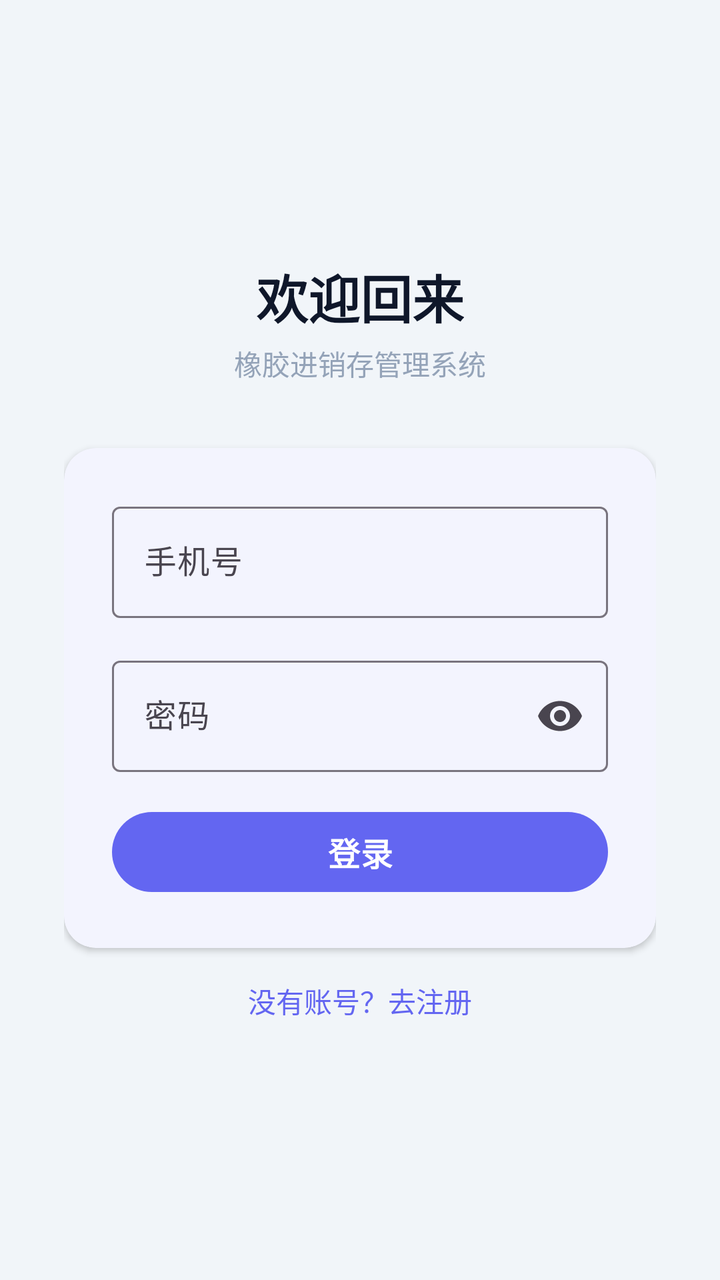
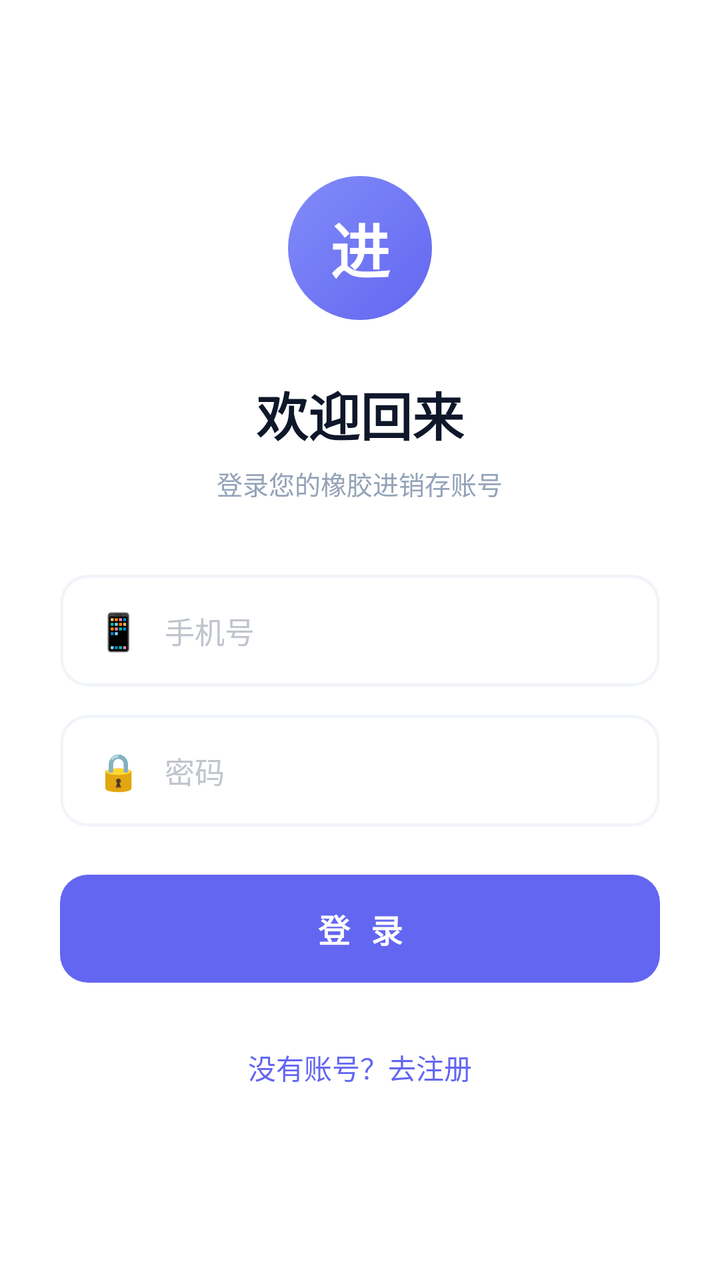

An Android layout rendered at two revisions. The XML below is the earlier revision; the diff shows what the commit changed to produce the second picture.
<!-- AndroidManifest.xml: application theme Theme.RubberShop -->
<!-- res/layout/fragment_auth.xml -->
<?xml version="1.0" encoding="utf-8"?>
<LinearLayout xmlns:android="http://schemas.android.com/apk/res/android"
    android:layout_width="match_parent"
    android:layout_height="match_parent"
    android:gravity="center"
    android:orientation="vertical"
    android:padding="32dp"
    android:background="@color/bg">

    <TextView
        android:id="@+id/tv_title"
        android:layout_width="wrap_content"
        android:layout_height="wrap_content"
        android:text="欢迎回来"
        android:textSize="26sp"
        android:textColor="@color/text_primary"
        android:textStyle="bold"
        android:layout_marginBottom="4dp" />

    <TextView
        android:layout_width="wrap_content"
        android:layout_height="wrap_content"
        android:text="橡胶进销存管理系统"
        android:textSize="14sp"
        android:textColor="@color/text_muted"
        android:layout_marginBottom="32dp" />

    <com.google.android.material.card.MaterialCardView
        android:layout_width="match_parent"
        android:layout_height="wrap_content"
        app:cardCornerRadius="16dp"
        app:cardElevation="2dp"
        app:strokeWidth="0dp"
        android:layout_marginBottom="16dp"
        xmlns:app="http://schemas.android.com/apk/res-auto">

        <LinearLayout
            android:layout_width="match_parent"
            android:layout_height="wrap_content"
            android:orientation="vertical"
            android:padding="24dp">

            <com.google.android.material.textfield.TextInputLayout
                android:layout_width="match_parent"
                android:layout_height="wrap_content"
                android:layout_marginBottom="16dp"
                android:hint="手机号"
                style="@style/Widget.Material3.TextInputLayout.OutlinedBox">

                <com.google.android.material.textfield.TextInputEditText
                    android:id="@+id/et_phone"
                    android:layout_width="match_parent"
                    android:layout_height="wrap_content"
                    android:inputType="phone" />
            </com.google.android.material.textfield.TextInputLayout>

            <com.google.android.material.textfield.TextInputLayout
                android:layout_width="match_parent"
                android:layout_height="wrap_content"
                android:layout_marginBottom="16dp"
                android:hint="密码"
                app:endIconMode="password_toggle"
                style="@style/Widget.Material3.TextInputLayout.OutlinedBox">

                <com.google.android.material.textfield.TextInputEditText
                    android:id="@+id/et_password"
                    android:layout_width="match_parent"
                    android:layout_height="wrap_content"
                    android:inputType="textPassword" />
            </com.google.android.material.textfield.TextInputLayout>

            <LinearLayout
                android:id="@+id/layout_register"
                android:layout_width="match_parent"
                android:layout_height="wrap_content"
                android:orientation="vertical"
                android:visibility="gone">

                <com.google.android.material.textfield.TextInputLayout
                    android:layout_width="match_parent"
                    android:layout_height="wrap_content"
                    android:layout_marginBottom="16dp"
                    android:hint="姓名（选填）"
                    style="@style/Widget.Material3.TextInputLayout.OutlinedBox">

                    <com.google.android.material.textfield.TextInputEditText
                        android:id="@+id/et_name"
                        android:layout_width="match_parent"
                        android:layout_height="wrap_content" />
                </com.google.android.material.textfield.TextInputLayout>
            </LinearLayout>

            <ProgressBar
                android:id="@+id/progress"
                android:layout_width="wrap_content"
                android:layout_height="wrap_content"
                android:layout_gravity="center"
                android:visibility="gone"
                android:layout_marginBottom="8dp" />

            <Button
                android:id="@+id/btn_submit"
                android:layout_width="match_parent"
                android:layout_height="48dp"
                android:text="登录"
                android:textSize="16sp"
                android:textStyle="bold"
                style="@style/Widget.App.Button" />
        </LinearLayout>
    </com.google.android.material.card.MaterialCardView>

    <TextView
        android:id="@+id/tv_toggle"
        android:layout_width="wrap_content"
        android:layout_height="wrap_content"
        android:text="没有账号？去注册"
        android:textColor="@color/primary"
        android:textSize="14sp" />
</LinearLayout>
<!-- resources referenced by this layout -->
<resources>
  <color name="bg">#F1F5F9</color>
  <color name="primary">#6366F1</color>
  <color name="text_muted">#94A3B8</color>
  <color name="text_primary">#0F172A</color>
  <style name="Widget.App.Button" parent="Widget.Material3.Button">
          <item name="android:textColor">@color/white</item>
          <item name="backgroundTint">@color/primary</item>
          <item name="android:textStyle">bold</item>
          <item name="android:textSize">15sp</item>
      </style>
  <style name="Theme.RubberShop" parent="Theme.Material3.Light.NoActionBar">
          <item name="colorPrimary">@color/primary</item>
          <item name="colorOnPrimary">@color/white</item>
          <item name="colorSecondary">@color/primary</item>
          <item name="colorOnSecondary">@color/white</item>
          <item name="android:colorBackground">@color/bg</item>
          <item name="colorSurface">@color/surface</item>
          <item name="colorOnSurface">@color/text_primary</item>
          <item name="android:statusBarColor">@color/primary_dark</item>
          <item name="android:navigationBarColor">@color/white</item>
          <item name="android:windowTranslucentStatus">false</item>
          <item name="android:windowTranslucentNavigation">false</item>
      </style>
  <color name="white">#FFFFFF</color>
  <color name="surface">#FFFFFF</color>
  <color name="primary_dark">#4F46E5</color>
</resources>

<!-- the commit's change to res/layout/fragment_auth.xml (unified diff, before → after) -->
@@ -1,119 +1,209 @@
 <?xml version="1.0" encoding="utf-8"?>
 <LinearLayout xmlns:android="http://schemas.android.com/apk/res/android"
+    xmlns:app="http://schemas.android.com/apk/res-auto"
     android:layout_width="match_parent"
     android:layout_height="match_parent"
-    android:gravity="center"
     android:orientation="vertical"
-    android:padding="32dp"
-    android:background="@color/bg">
-
-    <TextView
-        android:id="@+id/tv_title"
-        android:layout_width="wrap_content"
+    android:background="@color/white"
+    android:padding="24dp"
+    android:gravity="center">
+
+    <LinearLayout
+        android:layout_width="300dp"
         android:layout_height="wrap_content"
-        android:text="欢迎回来"
-        android:textSize="26sp"
-        android:textColor="@color/text_primary"
-        android:textStyle="bold"
-        android:layout_marginBottom="4dp" />
-
-    <TextView
-        android:layout_width="wrap_content"
-        android:layout_height="wrap_content"
-        android:text="橡胶进销存管理系统"
-        android:textSize="14sp"
-        android:textColor="@color/text_muted"
-        android:layout_marginBottom="32dp" />
-
-    <com.google.android.material.card.MaterialCardView
-        android:layout_width="match_parent"
-        android:layout_height="wrap_content"
-        app:cardCornerRadius="16dp"
-        app:cardElevation="2dp"
-        app:strokeWidth="0dp"
-        android:layout_marginBottom="16dp"
-        xmlns:app="http://schemas.android.com/apk/res-auto">
-
-        <LinearLayout
-            android:layout_width="match_parent"
-            android:layout_height="wrap_content"
-            android:orientation="vertical"
-            android:padding="24dp">
-
-            <com.google.android.material.textfield.TextInputLayout
-                android:layout_width="match_parent"
-                android:layout_height="wrap_content"
-                android:layout_marginBottom="16dp"
-                android:hint="手机号"
-                style="@style/Widget.Material3.TextInputLayout.OutlinedBox">
-
-                <com.google.android.material.textfield.TextInputEditText
+        android:orientation="vertical"
+        android:gravity="center_horizontal">
+
+        
+        <FrameLayout
+            android:layout_width="72dp"
+            android:layout_height="72dp"
+            android:background="@drawable/bg_circle_gradient"
+            android:layout_marginBottom="28dp">
+            <LinearLayout
+                android:layout_width="match_parent"
+                android:layout_height="match_parent"
+                android:gravity="center">
+                <TextView
+                    android:layout_width="wrap_content"
+                    android:layout_height="wrap_content"
+                    android:text="进"
+                    android:textColor="@color/white"
+                    android:textSize="30sp"
+                    android:textStyle="bold" />
+            </LinearLayout>
+        </FrameLayout>
+
+        <TextView
+            android:id="@+id/tv_title"
+            android:layout_width="wrap_content"
+            android:layout_height="wrap_content"
+            android:text="欢迎回来"
+            android:textColor="@color/text_primary"
+            android:textSize="26sp"
+            android:textStyle="bold"
+            android:layout_marginBottom="6dp" />
+
+        <TextView
+            android:layout_width="wrap_content"
+            android:layout_height="wrap_content"
+            android:text="登录您的橡胶进销存账号"
+            android:textColor="@color/text_muted"
+            android:textSize="13sp"
+            android:layout_marginBottom="36dp" />
+
+        
+        <com.google.android.material.card.MaterialCardView
+            android:layout_width="match_parent"
+            android:layout_height="wrap_content"
+            app:cardCornerRadius="14dp"
+            app:cardElevation="0dp"
+            app:strokeWidth="1.5dp"
+            app:strokeColor="@color/border_light"
+            android:layout_marginBottom="14dp">
+
+            <LinearLayout
+                android:layout_width="match_parent"
+                android:layout_height="56dp"
+                android:orientation="horizontal"
+                android:gravity="center_vertical"
+                android:paddingHorizontal="18dp">
+
+                <TextView
+                    android:layout_width="wrap_content"
+                    android:layout_height="wrap_content"
+                    android:text="📱"
+                    android:textSize="18sp"
+                    android:layout_marginEnd="12dp" />
+
+                <EditText
                     android:id="@+id/et_phone"
-                    android:layout_width="match_parent"
-                    android:layout_height="wrap_content"
-                    android:inputType="phone" />
-            </com.google.android.material.textfield.TextInputLayout>
-
-            <com.google.android.material.textfield.TextInputLayout
-                android:layout_width="match_parent"
-                android:layout_height="wrap_content"
-                android:layout_marginBottom="16dp"
-                android:hint="密码"
-                app:endIconMode="password_toggle"
-                style="@style/Widget.Material3.TextInputLayout.OutlinedBox">
-
-                <com.google.android.material.textfield.TextInputEditText
+                    android:layout_width="0dp"
+                    android:layout_height="match_parent"
+                    android:layout_weight="1"
+                    android:hint="手机号"
+                    android:inputType="phone"
+                    android:textSize="15sp"
+                    android:textColor="@color/text_primary"
+                    android:textColorHint="#c0c4cc"
+                    android:background="@null"
+                    android:maxLines="1" />
+            </LinearLayout>
+        </com.google.android.material.card.MaterialCardView>
+
+        
+        <com.google.android.material.card.MaterialCardView
+            android:layout_width="match_parent"
+            android:layout_height="wrap_content"
+            app:cardCornerRadius="14dp"
+            app:cardElevation="0dp"
+            app:strokeWidth="1.5dp"
+            app:strokeColor="@color/border_light"
+            android:layout_marginBottom="8dp">
+
+            <LinearLayout
+                android:layout_width="match_parent"
+                android:layout_height="56dp"
+                android:orientation="horizontal"
+                android:gravity="center_vertical"
+                android:paddingHorizontal="18dp">
+
+                <TextView
+                    android:layout_width="wrap_content"
+                    android:layout_height="wrap_content"
+                    android:text="🔒"
+                    android:textSize="18sp"
+                    android:layout_marginEnd="12dp" />
+
+                <EditText
                     android:id="@+id/et_password"
-                    android:layout_width="match_parent"
-                    android:layout_height="wrap_content"
-                    android:inputType="textPassword" />
-            </com.google.android.material.textfield.TextInputLayout>
-
-            <LinearLayout
-                android:id="@+id/layout_register"
-                android:layout_width="match_parent"
-                android:layout_height="wrap_content"
-                android:orientation="vertical"
-                android:visibility="gone">
-
-                <com.google.android.material.textfield.TextInputLayout
-                    android:layout_width="match_parent"
-                    android:layout_height="wrap_content"
-                    android:layout_marginBottom="16dp"
+                    android:layout_width="0dp"
+                    android:layout_height="match_parent"
+                    android:layout_weight="1"
+                    android:hint="密码"
+                    android:inputType="textPassword"
+                    android:textSize="15sp"
+                    android:textColor="@color/text_primary"
+                    android:textColorHint="#c0c4cc"
+                    android:background="@null"
+                    android:maxLines="1" />
+            </LinearLayout>
+        </com.google.android.material.card.MaterialCardView>
+
+        
+        <com.google.android.material.card.MaterialCardView
+            android:id="@+id/layout_register"
+            android:layout_width="match_parent"
+            android:layout_height="wrap_content"
+            app:cardCornerRadius="14dp"
+            app:cardElevation="0dp"
+            app:strokeWidth="1.5dp"
+            app:strokeColor="@color/border_light"
+            android:layout_marginBottom="8dp"
+            android:visibility="gone">
+
+            <LinearLayout
+                android:layout_width="match_parent"
+                android:layout_height="56dp"
+                android:orientation="horizontal"
+                android:gravity="center_vertical"
+                android:paddingHorizontal="18dp">
+
+                <TextView
+                    android:layout_width="wrap_content"
+                    android:layout_height="wrap_content"
+                    android:text="👤"
+                    android:textSize="18sp"
+                    android:layout_marginEnd="12dp" />
+
+                <EditText
+                    android:id="@+id/et_name"
+                    android:layout_width="0dp"
+                    android:layout_height="match_parent"
+                    android:layout_weight="1"
                     android:hint="姓名（选填）"
-                    style="@style/Widget.Material3.TextInputLayout.OutlinedBox">
-
-                    <com.google.android.material.textfield.TextInputEditText
-                        android:id="@+id/et_name"
-                        android:layout_width="match_parent"
-                        android:layout_height="wrap_content" />
-                </com.google.android.material.textfield.TextInputLayout>
-            </LinearLayout>
-
-            <ProgressBar
-                android:id="@+id/progress"
-                android:layout_width="wrap_content"
-                android:layout_height="wrap_content"
-                android:layout_gravity="center"
-                android:visibility="gone"
-                android:layout_marginBottom="8dp" />
-
-            <Button
-                android:id="@+id/btn_submit"
-                android:layout_width="match_parent"
-                android:layout_height="48dp"
-                android:text="登录"
-                android:textSize="16sp"
-                android:textStyle="bold"
-                style="@style/Widget.App.Button" />
-        </LinearLayout>
-    </com.google.android.material.card.MaterialCardView>
-
-    <TextView
-        android:id="@+id/tv_toggle"
-        android:layout_width="wrap_content"
-        android:layout_height="wrap_content"
-        android:text="没有账号？去注册"
-        android:textColor="@color/primary"
-        android:textSize="14sp" />
+                    android:textSize="15sp"
+                    android:textColor="@color/text_primary"
+                    android:textColorHint="#c0c4cc"
+                    android:background="@null"
+                    android:maxLines="1" />
+            </LinearLayout>
+        </com.google.android.material.card.MaterialCardView>
+
+        
+        <ProgressBar
+            android:id="@+id/progress"
+            android:layout_width="wrap_content"
+            android:layout_height="wrap_content"
+            android:visibility="gone"
+            android:indeterminateTint="@color/primary"
+            android:layout_marginVertical="8dp" />
+
+        
+        <Button
+            android:id="@+id/btn_submit"
+            android:layout_width="match_parent"
+            android:layout_height="54dp"
+            android:text="登 录"
+            android:textSize="16sp"
+            android:textStyle="bold"
+            android:textColor="@color/white"
+            android:background="@drawable/bg_btn_primary"
+            android:stateListAnimator="@null"
+            android:elevation="0dp"
+            android:layout_marginTop="16dp"
+            android:letterSpacing="0.2" />
+
+        
+        <TextView
+            android:id="@+id/tv_toggle"
+            android:layout_width="wrap_content"
+            android:layout_height="wrap_content"
+            android:text="没有账号？去注册"
+            android:textColor="@color/primary"
+            android:textSize="14sp"
+            android:layout_marginTop="24dp"
+            android:padding="8dp" />
+
+    </LinearLayout>
 </LinearLayout>
<!-- resource entries referenced after the edit -->
@@ -1,15 +1,10 @@
 <!-- resources referenced by this layout -->
 <resources>
+  <color name="border_light">#F1F5F9</color>
   <color name="bg">#F1F5F9</color>
   <color name="primary">#6366F1</color>
   <color name="text_muted">#94A3B8</color>
   <color name="text_primary">#0F172A</color>
-  <style name="Widget.App.Button" parent="Widget.Material3.Button">
-          <item name="android:textColor">@color/white</item>
-          <item name="backgroundTint">@color/primary</item>
-          <item name="android:textStyle">bold</item>
-          <item name="android:textSize">15sp</item>
-      </style>
   <style name="Theme.RubberShop" parent="Theme.Material3.Light.NoActionBar">
           <item name="colorPrimary">@color/primary</item>
           <item name="colorOnPrimary">@color/white</item>
@@ -24,6 +19,17 @@
           <item name="android:windowTranslucentNavigation">false</item>
       </style>
   <color name="white">#FFFFFF</color>
+  <!-- drawable bg_btn_primary (drawable) -->
+  <?xml version="1.0" encoding="utf-8"?>
+  <shape xmlns:android="http://schemas.android.com/apk/res/android" android:shape="rectangle">
+      <gradient android:startColor="#6366F1" android:endColor="#4F46E5" android:angle="135" />
+      <corners android:radius="14dp" />
+  </shape>
+  <!-- drawable bg_circle_gradient (drawable) -->
+  <?xml version="1.0" encoding="utf-8"?>
+  <shape xmlns:android="http://schemas.android.com/apk/res/android" android:shape="oval">
+      <gradient android:startColor="#6366F1" android:endColor="#818CF8" android:angle="135" />
+  </shape>
   <color name="surface">#FFFFFF</color>
   <color name="primary_dark">#4F46E5</color>
 </resources>
